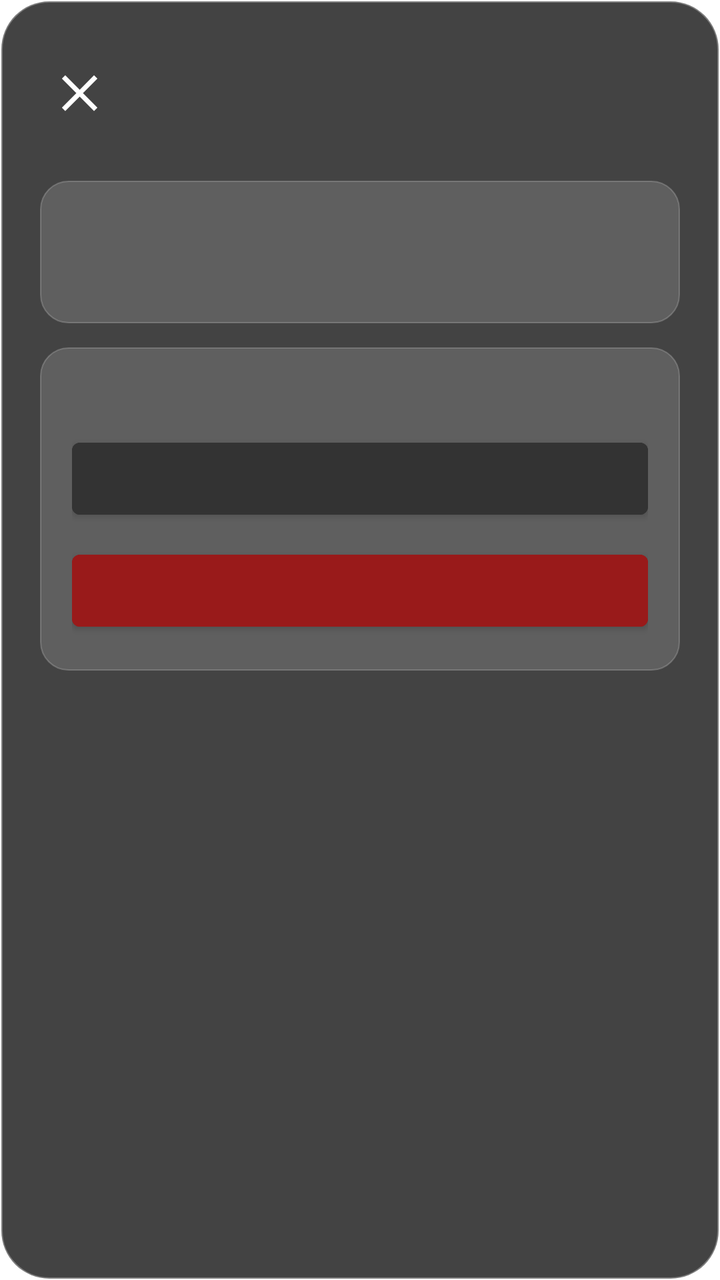
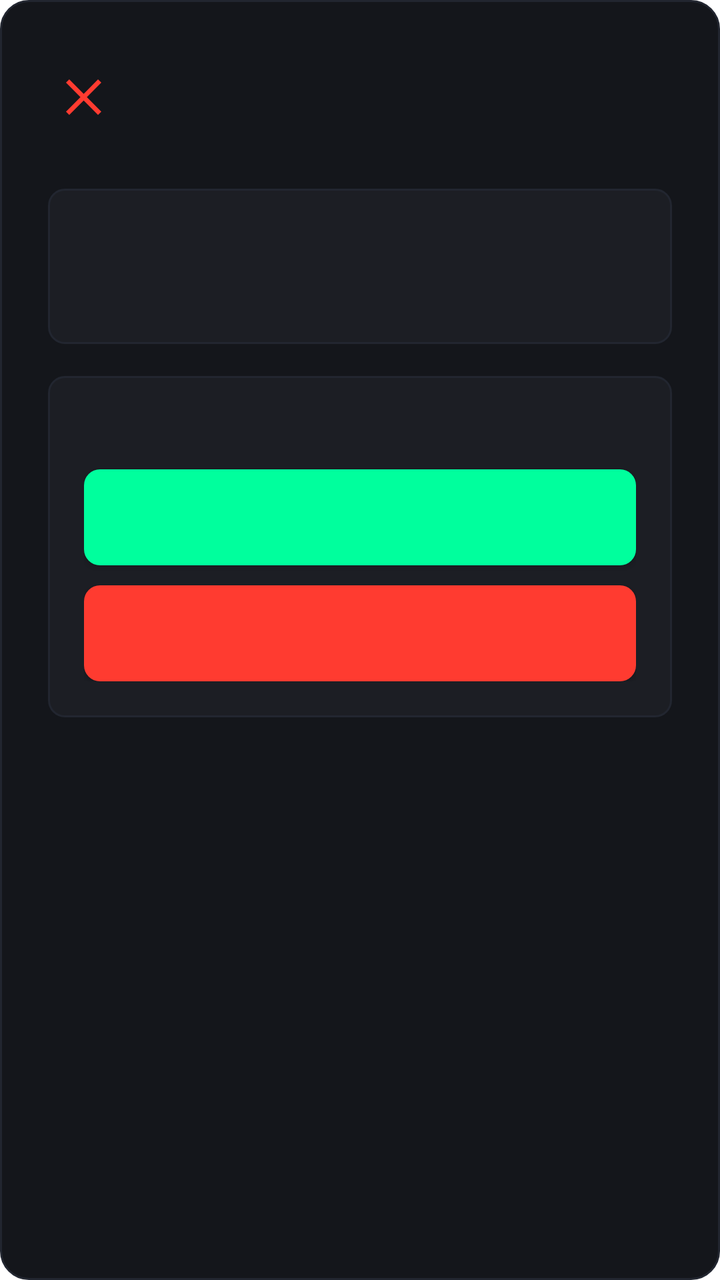

Screens rendered from an Android XML layout before and after an edit, with the pre-edit source and the edit as a unified diff.
<!-- AndroidManifest.xml: application theme Theme.Freezy -->
<!-- res/layout/dialog_settings.xml -->
<?xml version="1.0" encoding="utf-8"?>
<LinearLayout xmlns:android="http://schemas.android.com/apk/res/android"
    android:layout_width="match_parent"
    android:layout_height="wrap_content"
    android:background="@drawable/bg_glass_dialog"
    android:orientation="vertical"
    android:padding="20dp">

    
    <RelativeLayout
        android:layout_width="match_parent"
        android:layout_height="wrap_content"
        android:layout_marginBottom="20dp">

        <TextView
            android:id="@+id/btn_close_dialog_x"
            android:layout_width="wrap_content"
            android:layout_height="wrap_content"
            android:text="✕"
            android:textColor="#FFFFFF"
            android:textSize="22sp"
            android:textStyle="bold"
            android:layout_alignParentLeft="true"
            android:layout_centerVertical="true"
            android:padding="10dp"/>

        <TextView
            android:id="@+id/tv_title_settings"
            android:layout_width="wrap_content"
            android:layout_height="wrap_content"
            android:textColor="#FFFFFF"
            android:textSize="18sp"
            android:textStyle="bold"
            android:layout_centerInParent="true"/>
    </RelativeLayout>

    
    <LinearLayout
        android:layout_width="match_parent"
        android:layout_height="wrap_content"
        android:orientation="vertical"
        android:background="@drawable/bg_glass_tile"
        android:padding="16dp"
        android:layout_marginBottom="12dp">
        
        <TextView
            android:id="@+id/tv_label_info"
            android:layout_width="wrap_content"
            android:layout_height="wrap_content"
            android:textColor="#BBBBBB"
            android:textSize="10sp"
            android:textStyle="bold"
            android:layout_marginBottom="8dp"/>

        <TextView
            android:id="@+id/tv_version"
            android:layout_width="match_parent"
            android:layout_height="wrap_content"
            android:textColor="#EEEEEE"
            android:textSize="13sp" />
    </LinearLayout>

    
    <LinearLayout
        android:layout_width="match_parent"
        android:layout_height="wrap_content"
        android:orientation="vertical"
        android:background="@drawable/bg_glass_tile"
        android:padding="16dp">
        
        <TextView
            android:id="@+id/tv_label_support"
            android:layout_width="wrap_content"
            android:layout_height="wrap_content"
            android:textColor="#BBBBBB"
            android:textSize="10sp"
            android:textStyle="bold"
            android:layout_marginBottom="12dp"/>

        <Button
            android:id="@+id/btn_view_logs"
            android:layout_width="match_parent"
            android:layout_height="48dp"
            android:textSize="12sp"
            android:textColor="#FFFFFF"
            android:backgroundTint="#333333"
            android:layout_marginBottom="8dp" />

        <Button
            android:id="@+id/btn_logout"
            android:layout_width="match_parent"
            android:layout_height="48dp"
            android:textSize="12sp"
            android:textColor="#FFFFFF"
            android:backgroundTint="#991A1A" />
    </LinearLayout>


</LinearLayout>
<!-- resources referenced by this layout -->
<resources>
  <!-- drawable bg_glass_dialog (drawable) -->
  <?xml version="1.0" encoding="utf-8"?>
  <shape xmlns:android="http://schemas.android.com/apk/res/android">
      
      <solid android:color="#CC141414" />
          
      <corners android:radius="24dp" />
      
      
      <stroke
          android:width="1.2dp"
          android:color="#4DFFFFFF" />
  </shape>
  <!-- drawable bg_glass_tile (drawable) -->
  <?xml version="1.0" encoding="utf-8"?>
  <shape xmlns:android="http://schemas.android.com/apk/res/android">
      
      <solid android:color="#26FFFFFF" />
      <corners android:radius="14dp" />
      <stroke
          android:width="0.8dp"
          android:color="#33FFFFFF" />
  </shape>
  <style name="Theme.Freezy" parent="Theme.MaterialComponents.DayNight.NoActionBar">
          
          <item name="colorPrimary">#00A2FF</item>
          <item name="colorPrimaryVariant">#000000</item>
          <item name="colorOnPrimary">@color/white</item>
          
          <item name="colorSecondary">#00A2FF</item>
          <item name="colorSecondaryVariant">#0077BB</item>
          <item name="colorOnSecondary">@color/black</item>
          
          <item name="android:statusBarColor">#000000</item>
          <item name="android:windowNoTitle">true</item>
          <item name="windowActionBar">false</item>
      </style>
  <color name="white">#FFFFFFFF</color>
  <color name="black">#FF000000</color>
</resources>

<!-- the commit's change to res/layout/dialog_settings.xml (unified diff, before → after) -->
@@ -4,33 +4,34 @@
     android:layout_height="wrap_content"
     android:background="@drawable/bg_glass_dialog"
     android:orientation="vertical"
-    android:padding="20dp">
+    android:padding="24dp">
 
     
     <RelativeLayout
         android:layout_width="match_parent"
         android:layout_height="wrap_content"
-        android:layout_marginBottom="20dp">
+        android:layout_marginBottom="24dp">
 
         <TextView
             android:id="@+id/btn_close_dialog_x"
             android:layout_width="wrap_content"
             android:layout_height="wrap_content"
             android:text="✕"
-            android:textColor="#FFFFFF"
+            android:textColor="@color/colorAccentDanger"
             android:textSize="22sp"
             android:textStyle="bold"
             android:layout_alignParentLeft="true"
             android:layout_centerVertical="true"
-            android:padding="10dp"/>
+            android:padding="8dp"/>
 
         <TextView
             android:id="@+id/tv_title_settings"
             android:layout_width="wrap_content"
             android:layout_height="wrap_content"
-            android:textColor="#FFFFFF"
-            android:textSize="18sp"
+            android:textColor="@color/colorAccentPrimary"
+            android:textSize="20sp"
             android:textStyle="bold"
+            android:letterSpacing="0.05"
             android:layout_centerInParent="true"/>
     </RelativeLayout>
 
@@ -40,24 +41,26 @@
         android:layout_height="wrap_content"
         android:orientation="vertical"
         android:background="@drawable/bg_glass_tile"
-        android:padding="16dp"
-        android:layout_marginBottom="12dp">
+        android:padding="18dp"
+        android:layout_marginBottom="16dp">
         
         <TextView
             android:id="@+id/tv_label_info"
             android:layout_width="wrap_content"
             android:layout_height="wrap_content"
-            android:textColor="#BBBBBB"
-            android:textSize="10sp"
+            android:textColor="@color/colorAccentPrimary"
+            android:textSize="11sp"
             android:textStyle="bold"
+            android:letterSpacing="0.08"
             android:layout_marginBottom="8dp"/>
 
         <TextView
             android:id="@+id/tv_version"
             android:layout_width="match_parent"
             android:layout_height="wrap_content"
-            android:textColor="#EEEEEE"
-            android:textSize="13sp" />
+            android:textColor="@color/colorTextPrimary"
+            android:textSize="14sp"
+            android:fontFamily="sans-serif-light" />
     </LinearLayout>
 
     
@@ -66,34 +69,40 @@
         android:layout_height="wrap_content"
         android:orientation="vertical"
         android:background="@drawable/bg_glass_tile"
-        android:padding="16dp">
+        android:padding="18dp">
         
         <TextView
             android:id="@+id/tv_label_support"
             android:layout_width="wrap_content"
             android:layout_height="wrap_content"
-            android:textColor="#BBBBBB"
-            android:textSize="10sp"
+            android:textColor="@color/colorAccentPrimary"
+            android:textSize="11sp"
             android:textStyle="bold"
-            android:layout_marginBottom="12dp"/>
+            android:letterSpacing="0.08"
+            android:layout_marginBottom="14dp"/>
 
-        <Button
+        <androidx.appcompat.widget.AppCompatButton
             android:id="@+id/btn_view_logs"
             android:layout_width="match_parent"
             android:layout_height="48dp"
-            android:textSize="12sp"
-            android:textColor="#FFFFFF"
-            android:backgroundTint="#333333"
-            android:layout_marginBottom="8dp" />
+            android:textSize="13sp"
+            android:textColor="#0C0D10"
+            android:textStyle="bold"
+            android:background="@drawable/shape_button_tech"
+            android:backgroundTint="@color/colorAccentPrimary"
+            android:elevation="4dp"
+            android:layout_marginBottom="10dp" />
 
-        <Button
+        <androidx.appcompat.widget.AppCompatButton
             android:id="@+id/btn_logout"
             android:layout_width="match_parent"
             android:layout_height="48dp"
-            android:textSize="12sp"
+            android:textSize="13sp"
             android:textColor="#FFFFFF"
-            android:backgroundTint="#991A1A" />
+            android:textStyle="bold"
+            android:background="@drawable/shape_button_tech"
+            android:backgroundTint="@color/colorAccentDanger"
+            android:elevation="4dp" />
     </LinearLayout>
 
-
 </LinearLayout>
<!-- resource entries referenced after the edit -->
@@ -1,27 +1,31 @@
 <!-- resources referenced by this layout -->
 <resources>
+  <color name="colorAccentDanger">#FF3B30</color>
+  <color name="colorAccentPrimary">#00FF9D</color>
+  <color name="colorTextPrimary">#F5F6F8</color>
   <!-- drawable bg_glass_dialog (drawable) -->
   <?xml version="1.0" encoding="utf-8"?>
   <shape xmlns:android="http://schemas.android.com/apk/res/android">
-      
-      <solid android:color="#CC141414" />
-          
-      <corners android:radius="24dp" />
-      
-      
+      <solid android:color="@color/colorCardBackground" />
+      <corners android:radius="14dp" />
       <stroke
-          android:width="1.2dp"
-          android:color="#4DFFFFFF" />
+          android:width="1dp"
+          android:color="@color/colorBorders" />
   </shape>
   <!-- drawable bg_glass_tile (drawable) -->
   <?xml version="1.0" encoding="utf-8"?>
   <shape xmlns:android="http://schemas.android.com/apk/res/android">
-      
-      <solid android:color="#26FFFFFF" />
-      <corners android:radius="14dp" />
+      <solid android:color="#1C1E24" />
+      <corners android:radius="8dp" />
       <stroke
-          android:width="0.8dp"
-          android:color="#33FFFFFF" />
+          android:width="1dp"
+          android:color="@color/colorBorders" />
+  </shape>
+  <!-- drawable shape_button_tech (drawable) -->
+  <?xml version="1.0" encoding="utf-8"?>
+  <shape xmlns:android="http://schemas.android.com/apk/res/android">
+      <solid android:color="#FFFFFF" />
+      <corners android:radius="8dp" />
   </shape>
   <style name="Theme.Freezy" parent="Theme.MaterialComponents.DayNight.NoActionBar">
           
@@ -37,6 +41,8 @@
           <item name="android:windowNoTitle">true</item>
           <item name="windowActionBar">false</item>
       </style>
+  <color name="colorCardBackground">#14161B</color>
+  <color name="colorBorders">#222630</color>
   <color name="white">#FFFFFFFF</color>
   <color name="black">#FF000000</color>
 </resources>
